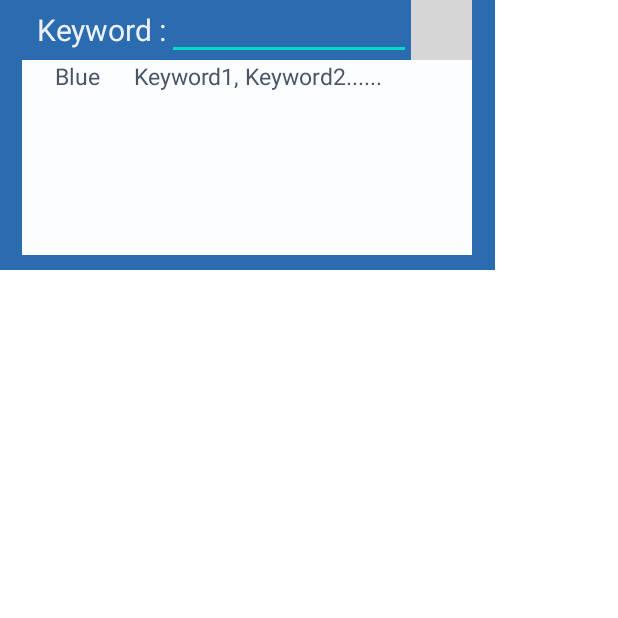
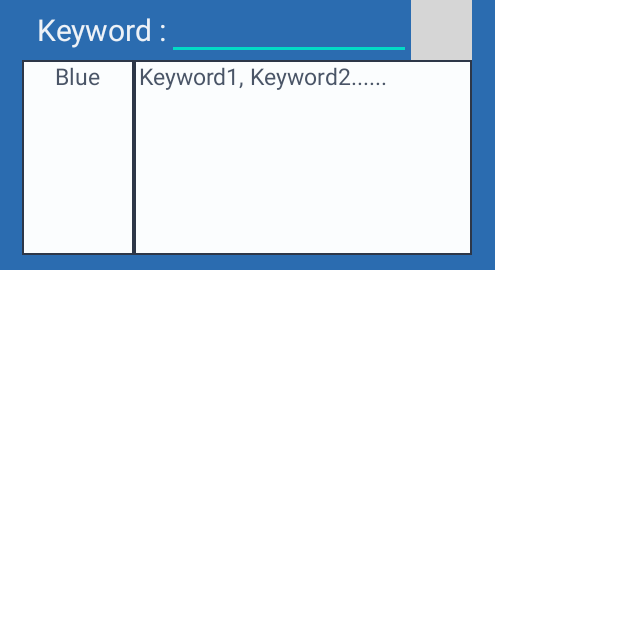
Before and after one commit to Jasper-01/Capstone_Design, an Android app: the PopupKeyword screen opened directly, with no data from a screen before it, on a phone screen of 412 x 824 dp, the top half of it. Run offline under Robolectric (Android 15) with nearby library versions, the phone set to English and light mode, and no system bars; Roboto replaces fonts that are not available here; grey boxes are pictures that could not be loaded.

Commit message:
updated draft on popup keyword menu

```diff
--- a/app/src/main/java/com/example/app/PopupInput.kt
+++ b/app/src/main/java/com/example/app/PopupInput.kt
@@ -9,7 +9,7 @@ class PopupInput : AppCompatActivity() {
     override fun onCreate(savedInstanceState: Bundle?) {
         super.onCreate(savedInstanceState)
         overridePendingTransition(0, 0)
-        setContentView(R.layout.activity_input_popup)
+        setContentView(R.layout.activity_popup_input)
 
         val applyBtn = findViewById<Button>(R.id.applyBtn)
         val cancelBtn = findViewById<Button>(R.id.cancelBtn)
--- a/app/src/main/java/com/example/app/PopupKeyword.kt
+++ b/app/src/main/java/com/example/app/PopupKeyword.kt
@@ -8,7 +8,7 @@ import androidx.appcompat.app.AppCompatActivity
 class PopupKeyword : AppCompatActivity() {
     override fun onCreate(savedInstanceState: Bundle?) {
         super.onCreate(savedInstanceState)
-        setContentView(R.layout.activity_keyword_popup)
+        setContentView(R.layout.activity_popup_keyword)
 
         val searchBtn = findViewById<ImageButton>(R.id.searchImageButton)
 
--- /dev/null
+++ b/app/src/main/res/drawable/popup_keyword_outline.xml
@@ -0,0 +1,10 @@
+<?xml version="1.0" encoding="utf-8"?>
+<shape xmlns:android="http://schemas.android.com/apk/res/android"
+    android:shape="rectangle">
+
+    <solid android:color="@color/color_1"/>
+
+    <stroke
+        android:width="1dip"
+        android:color="@color/color_3"/>
+</shape>
--- a/app/src/main/res/layout/activity_keyword_popup.xml
+++ b/app/src/main/res/layout/activity_popup_keyword.xml
@@ -44,6 +44,7 @@
             android:adjustViewBounds="true"
             android:cropToPadding="false"
             android:backgroundTint="@color/color_1"
+            app:tint="@color/color_3"
             app:srcCompat="@drawable/ic_search_icon_foreground"
             />
 
@@ -56,7 +57,6 @@
         android:layout_height="130dip"
         android:layout_gravity="center_horizontal"
         android:weightSum="4"
-        android:background="@color/color_1"
         android:orientation="horizontal">
 
         <ScrollView
@@ -91,6 +91,7 @@
                 android:id="@+id/sampleKeywordText"
                 style="@style/keywordPopupText2"
                 android:layout_gravity="start"
+                android:layout_marginStart="3dip"
                 android:text="Keyword1, Keyword2......" />
             </LinearLayout>
         </ScrollView>
--- a/app/src/main/res/values/styles.xml
+++ b/app/src/main/res/values/styles.xml
@@ -93,7 +93,8 @@
 
     <style name="keywordPopupBox">
         <item name="android:layout_width">0dp</item>
-        <item name="android:layout_height">wrap_content</item>
+        <item name="android:layout_height">match_parent</item>
+        <item name="android:background">@drawable/popup_keyword_outline</item>
     </style>
 
     <style name="loginPageLoginBtn">
```
Also changed, not shown: app/src/main/java/com/example/app/PlannerPage.kt (+6 -4 lines), app/src/main/res/layout/activity_popup_input.xml (renamed from app/src/main/res/layout/activity_input_popup.xml).
